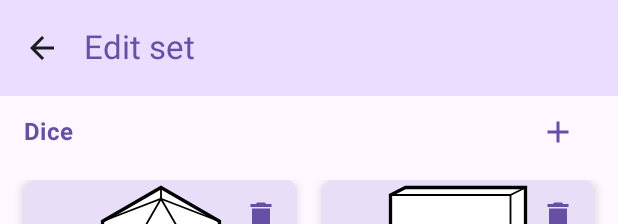
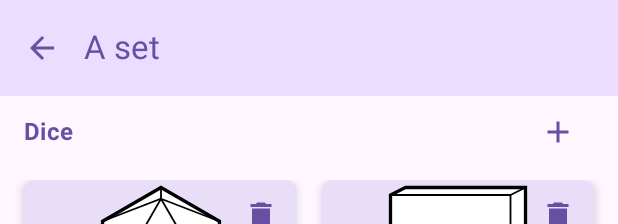
Before and after one commit to krystian-rymon-lipinski/dice-pouch, an Android app built with Jetpack Compose: the @Preview function DiceSetEditScreenPreview, on a phone screen of 412 x 824 dp. Shown: the top 224 px of the screen. Run offline under Robolectric (Android 15) with nearby library versions, the phone set to English and light mode, and no system bars.

Commit message:
Improve top bar behaviours on all screens

```diff
--- a/app/src/main/java/com/krystianrymonlipinski/dicepouch/ui/screens/DiceSetEditScreen.kt
+++ b/app/src/main/java/com/krystianrymonlipinski/dicepouch/ui/screens/DiceSetEditScreen.kt
@@ -113,9 +113,13 @@ fun DiceSetEditScreen(
 
     Scaffold(
         topBar = { DicePouchTopBar(
-            title = stringResource(id = R.string.edit_set_screen_top_bar_text),
+            title = screenState.chosenSet?.info?.name ?: "",
             navigationIcon = { IconButton(onClick = onUpClicked ) {
-                Icon(imageVector = Icons.Filled.ArrowBack, contentDescription = "arrow_back")
+                Icon(
+                    imageVector = Icons.Filled.ArrowBack,
+                    contentDescription = "arrow_back",
+                    tint = MaterialTheme.colorScheme.primary
+                )
             } }
         ) }
     ) { paddingValues ->
--- a/app/src/main/java/com/krystianrymonlipinski/dicepouch/ui/screens/RollScreen.kt
+++ b/app/src/main/java/com/krystianrymonlipinski/dicepouch/ui/screens/RollScreen.kt
@@ -35,7 +35,6 @@ import androidx.hilt.navigation.compose.hiltViewModel
 import androidx.lifecycle.compose.collectAsStateWithLifecycle
 import com.krystianrymonlipinski.dicepouch.CurrentSetViewModel
 import com.krystianrymonlipinski.dicepouch.DicePouchTabRow
-import com.krystianrymonlipinski.dicepouch.DicePouchTopBar
 import com.krystianrymonlipinski.dicepouch.R
 import com.krystianrymonlipinski.dicepouch.model.ChosenSetScreenState
 import com.krystianrymonlipinski.dicepouch.model.DiceSet
@@ -77,9 +76,7 @@ fun RollScreen(
     var showRollDialog by rememberSaveable { mutableStateOf<RollSetting?>(null) }
 
 
-    Scaffold(
-        topBar = { DicePouchTopBar(title = screenState.chosenSet?.info?.name ?: "No set chosen") }
-    ) { paddingValues ->
+    Scaffold { paddingValues ->
         Column(modifier = Modifier
             .padding(paddingValues)
             .fillMaxSize()
--- a/app/src/main/res/values/strings.xml
+++ b/app/src/main/res/values/strings.xml
@@ -16,7 +16,6 @@
     <string name="btn_roll_cancel">Cancel</string>
     <string name="btn_roll_confirm_with_result">%d, got it!</string>
 
-    <string name="edit_set_screen_top_bar_text">Edit set</string>
     <string name="no_set_chosen">No dice set chosen</string>
 
     <string name="btn_dialog_add">Add</string>
```
Also changed, not shown: app/src/main/java/com/krystianrymonlipinski/dicepouch/ui/screens/PouchScreen.kt (+4 -8 lines).
